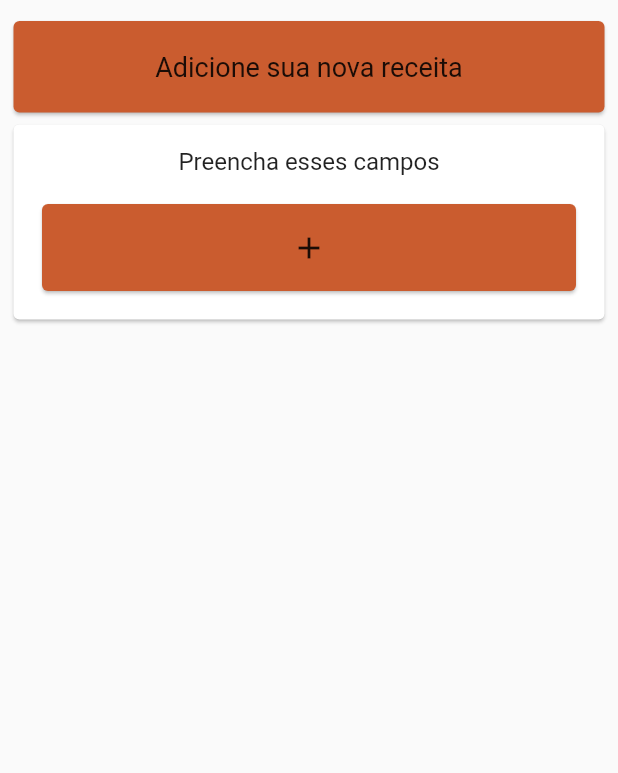
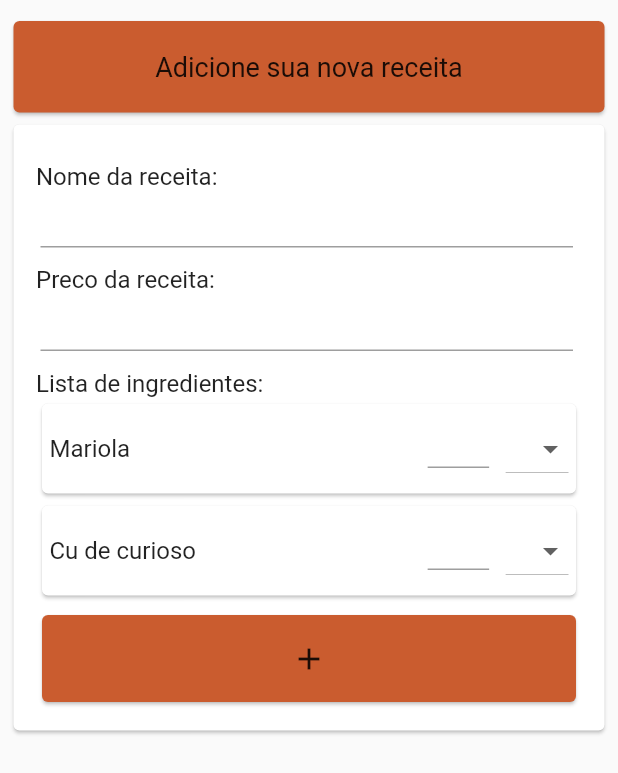
Before and after one commit to LeonTenorio/CEP, a Flutter app: the NovaReceita screen opened directly, on a phone screen of 412 x 824 dp. Shown: the top 773 px of the screen. Run offline on Flutter 3.47's test engine with Material 2 defaults, Android fonts, the phone set to English and light mode, and no system bars.

Commit message:
Tela sem adição dinâmica

```diff
--- a/my_warehouse/lib/screens/NovaReceita.dart
+++ b/my_warehouse/lib/screens/NovaReceita.dart
@@ -4,7 +4,10 @@ import 'package:my_warehouse/functions/Receitas.dart';
 import 'package:my_warehouse/models/Ingredientes.dart';
 import 'package:my_warehouse/models/Receitas.dart';
 import 'package:my_warehouse/widgets/loadingWidget.dart';
+import '../functions/Ingredientes.dart';
+import '../functions/Ingredientes.dart';
 import '../main.dart';
+import '../models/Ingredientes.dart';
 
 
 //Chamem o metodo "createReceita"
@@ -19,7 +22,11 @@ class NovaReceita extends StatefulWidget {
 }
 
 class _NovaReceitaState extends State<NovaReceita> {
-  List<String> ingredientes = new List<String>();
+  List<String> ingredientes = ['Mariola','Cu de curioso'];
+  List<String> kglList = [];
+  TextEditingController nomeController = TextEditingController();
+  TextEditingController precoController = TextEditingController();
+  List<TextEditingController> qtdControllers = [];
 
   createReceita(String nome, double precoReceita, List<String> nomesIngredientes, List<double> quantidadeIngredientes){
     Receita receita = Receita(
@@ -40,6 +47,10 @@ class _NovaReceitaState extends State<NovaReceita> {
 
   @override
   Widget build(BuildContext context) {
+    qtdControllers.add(TextEditingController());
+    qtdControllers.add(TextEditingController());
+    kglList.add(" ");
+    kglList.add(" ");
     return Scaffold(
         body: Padding(
           padding: EdgeInsets.only(top: 10.0, right: 5.0, left: 5.0),
@@ -65,7 +76,6 @@ class _NovaReceitaState extends State<NovaReceita> {
                     physics: NeverScrollableScrollPhysics(),
                     shrinkWrap: true,
                     children: [
-                      Text("Preencha esses campos", style: TextStyle(fontSize: 16.0), textAlign: TextAlign.center,),
                       SizedBox(height: 10.0,),
                       ListView(
                         shrinkWrap: true,
@@ -73,12 +83,78 @@ class _NovaReceitaState extends State<NovaReceita> {
                         children: [
                           //ADICIONAR OS CAMPOS
                           //ACHO QUE UMA LIST DE WIDGETS PARA VER OS INGREDIENTES E QUANTIDADES DELES
+                          Text("Nome da receita: ", style: TextStyle(fontSize: 16.0),),
+                          SizedBox(
+                            width: 200.0,
+                            height: 50.0,
+                            child: Container(
+                              margin: EdgeInsets.only(top: 5.0, bottom: 12.0, left: 3.0, right: 6.0),
+                              child: new TextField(
+                                controller: nomeController,
+                                style: TextStyle(fontFamily: 'Roboto', fontSize: 16.0),
+                            )
+                            )
+                          ),
+                          Text("Preco da receita: ", style: TextStyle(fontSize: 16.0),),
+                          SizedBox(
+                            width: 200.0,
+                            height: 50.0,
+                            child: Container(
+                              margin: EdgeInsets.only(top: 5.0, bottom: 12.0, left: 3.0, right: 6.0),
+                              child: new TextField(
+                                controller: precoController,
+                                style: TextStyle(fontFamily: 'Roboto', fontSize: 16.0),
+                            )
+                            )
+                          ),
+                          Text("Lista de ingredientes: ", style: TextStyle(fontSize: 16.0),),
                           ListView.builder(
                             shrinkWrap: true,
                             physics: NeverScrollableScrollPhysics(),
                             itemCount: this.ingredientes.length,
                             itemBuilder: (BuildContext context, int index){
-                              return Container();
+                              return Card(
+                                child: Container(
+                                  margin: EdgeInsets.all(5.0),
+                                  child: Row(
+                                    mainAxisAlignment: MainAxisAlignment.spaceBetween,
+                                    children: [
+                                      Text("${ingredientes[index]}",style: TextStyle(fontSize: 16.0)),
+                                      Row(
+                                        children: [
+                                          SizedBox(
+                                            width: 50.0,
+                                            height: 50.0,
+                                            child: Container(
+                                              margin: EdgeInsets.only(top: 5.0, bottom: 12.0, left: 3.0, right: 6.0),
+                                              child: new TextField(
+                                                controller: qtdControllers[index],
+                                                style: TextStyle(fontFamily: 'Roboto', fontSize: 16.0),
+                                              )
+                                            )
+                                          ),
+                                          SizedBox(width: 5.0),
+                                          DropdownButton(
+                                            items: <String>[" ", 'kg', 'g', 'l', 'ml'].map((String value){
+                                              return new DropdownMenuItem(
+                                                value:value,
+                                                child: new Text(value)
+                                              );
+                                            }).toList(),
+                                            onChanged: (String data){
+                                              setState(() {
+                                                kglList[index] = data;
+                                              });
+                                            },
+                                            value: kglList[index]
+                                          )
+                                        ],
+                                      )
+
+                                    ],
+                                  )
+                                ),
+                              );
                             },
                           ),
                           SizedBox(height: 5.0,),
@@ -167,6 +243,7 @@ class _AdicionarIngredienteState extends State<AdicionarIngrediente> {
       );
     }
     else{
+      print("///////////////////////////////////////${ingredientes.length}");
       return AlertDialog(
         title: Text("Selecione o ingrediente", style: TextStyle(fontSize: 18.0),),
         content: Container(
@@ -177,7 +254,14 @@ class _AdicionarIngredienteState extends State<AdicionarIngrediente> {
             child: ListView(
               shrinkWrap: true,
               children: [
-                Container()
+                ListView.builder(
+                  itemCount: ingredientes.length,
+                  itemBuilder: (context,index){
+                    return ListTile(
+                      title: Text("${ingredientes[index].nome}"),
+                    );
+                  },
+                )
               ],
             ),
           ),
```
Also changed, not shown: my_warehouse/pubspec.lock.
